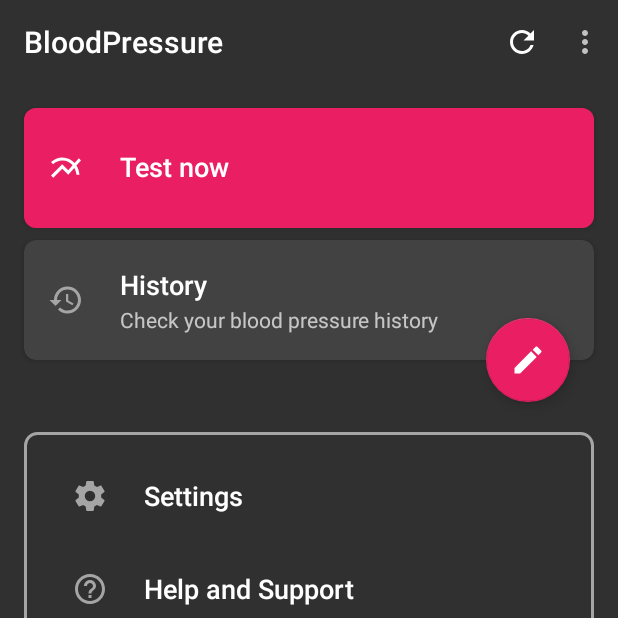
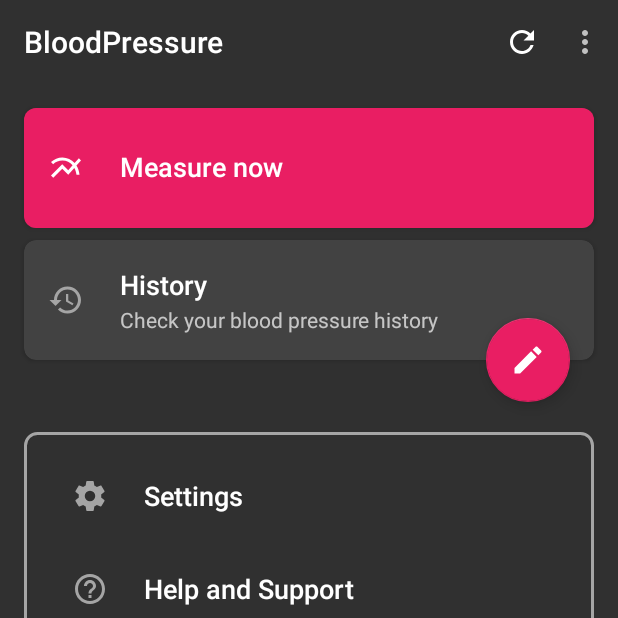
Before and after one commit to Alcatraz323/BloodPressure, an Android app: the screen it shows after launch (MainActivity), on a phone screen of 412 x 824 dp, the top half of it. Run offline under Robolectric (Android 15) with nearby library versions, the phone set to English and light mode, and no system bars.

Commit message:
bloodpressure: correct entrance & strings
* ready for real implementation

```diff
--- a/app/src/main/java/io/alcatraz/bloodpressure/activities/MainActivity.kt
+++ b/app/src/main/java/io/alcatraz/bloodpressure/activities/MainActivity.kt
@@ -42,6 +42,12 @@ class MainActivity : CompatWithPipeActivity(), View.OnClickListener {
                     Uri.parse(Constants.SUPPORT_URL)
                 )
             )
+            R.id.main_card_measure -> startActivity(
+                Intent(
+                    this,
+                    MeasureActivity::class.java
+                )
+            )
         }
     }
 
@@ -52,8 +58,9 @@ class MainActivity : CompatWithPipeActivity(), View.OnClickListener {
 
     private fun initViews(){
         setSupportActionBar(main_toolbar)
-        main_card_profile_mgr.setOnClickListener(this)
-        main_profile_mgr_modify.setOnClickListener(this)
+        main_card_measure.setOnClickListener(this)
+        main_card_history.setOnClickListener(this)
+        main_fab_history_modify.setOnClickListener(this)
         main_card_setting.setOnClickListener(this)
         main_card_help.setOnClickListener(this)
     }
--- a/app/src/main/res/layout/activity_main.xml
+++ b/app/src/main/res/layout/activity_main.xml
@@ -29,7 +29,7 @@
                 android:orientation="vertical">
 
                 <androidx.cardview.widget.CardView
-                    android:id="@+id/main_card_status"
+                    android:id="@+id/main_card_measure"
                     android:layout_width="match_parent"
                     android:layout_height="80dp"
                     android:layout_marginStart="16dp"
@@ -71,7 +71,7 @@
                                 android:layout_width="match_parent"
                                 android:layout_height="wrap_content"
                                 android:layout_marginBottom="1dp"
-                                android:text="@string/main_card_statistic_title"
+                                android:text="@string/main_card_measure_title"
                                 android:textAllCaps="false"
                                 android:textAppearance="@style/TextAppearance.AppCompat.Widget.Switch"
                                 android:textSize="18sp" />
@@ -80,7 +80,7 @@
                                 android:id="@+id/main_card_status_indicator"
                                 android:layout_width="match_parent"
                                 android:layout_height="wrap_content"
-                                android:text="@string/main_card_statistic_indicator"
+                                android:text="@string/main_card_measure_indicator"
                                 android:textColor="#FFFFFF"
                                 android:visibility="gone" />
                         </LinearLayout>
@@ -95,7 +95,7 @@
                     android:orientation="vertical">
 
                     <androidx.cardview.widget.CardView
-                        android:id="@+id/main_card_profile_mgr"
+                        android:id="@+id/main_card_history"
                         android:layout_width="match_parent"
                         android:layout_height="80dp"
                         android:layout_marginStart="16dp"
@@ -271,7 +271,7 @@
     </LinearLayout>
 
     <com.google.android.material.floatingactionbutton.FloatingActionButton
-        android:id="@+id/main_profile_mgr_modify"
+        android:id="@+id/main_fab_history_modify"
         android:layout_width="match_parent"
         android:layout_height="wrap_content"
         android:layout_marginEnd="32dp"
@@ -280,7 +280,7 @@
         android:focusable="true"
         android:tint="#ffffff"
         android:visibility="visible"
-        app:layout_anchor="@id/main_card_profile_mgr"
+        app:layout_anchor="@id/main_card_history"
         app:layout_anchorGravity="bottom|end"
         app:srcCompat="@drawable/ic_edit_black_24dp" />
 </androidx.coordinatorlayout.widget.CoordinatorLayout>
--- a/app/src/main/res/layout/activity_measure.xml
+++ b/app/src/main/res/layout/activity_measure.xml
@@ -9,7 +9,7 @@
         android:id="@+id/measure_toolbar"
         android:layout_width="match_parent"
         android:layout_height="?attr/actionBarSize"
-        app:title="@string/main_menu_4" />
+        app:title="@string/main_card_measure_title" />
 
     <androidx.core.widget.NestedScrollView
         android:layout_width="match_parent"
--- a/app/src/main/res/values/strings.xml
+++ b/app/src/main/res/values/strings.xml
@@ -5,8 +5,8 @@
     <string name="main_menu_3">Refresh</string>
     <string name="main_menu_4">Internal Log</string>
 
-    <string name="main_card_statistic_title">Test now</string>
-    <string name="main_card_statistic_indicator">--</string>
+    <string name="main_card_measure_title">Measure now</string>
+    <string name="main_card_measure_indicator">--</string>
     <string name="main_card_history_title">History</string>
     <string name="main_card_history_indicator">Check your blood pressure history</string>
     <string name="main_card_help">Help and Support</string>
```
Also changed, not shown: app/src/main/java/io/alcatraz/bloodpressure/activities/MeasureActivity.kt (+9 -0 lines), 1 other file.
